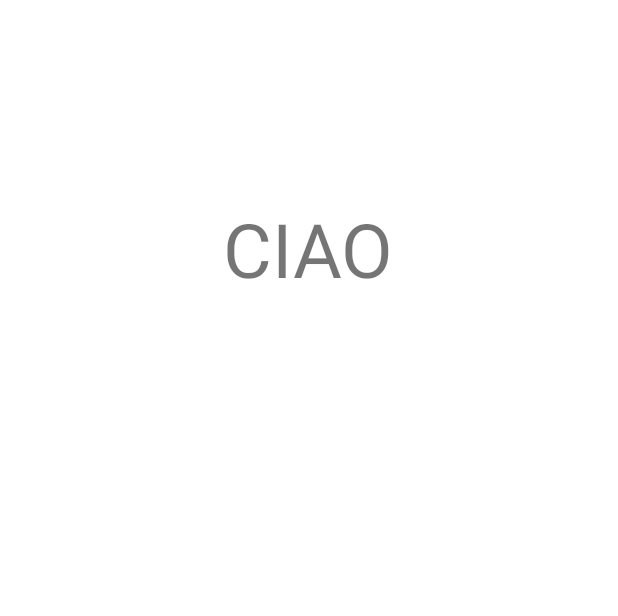
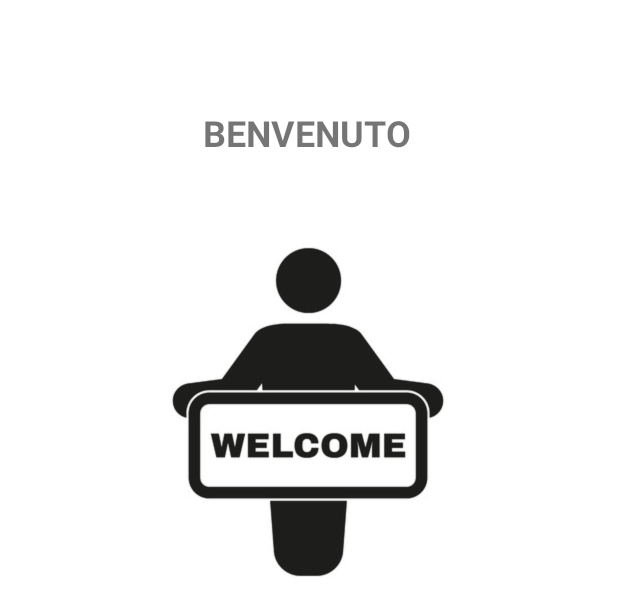
Before and after one commit to marco-carioti/LoginModis, an Android app: the layout activity_2.xml on its own in the app's theme, with its tools: preview values and no code run, on a phone screen of 412 x 824 dp. Shown: the top 616 px of the screen. Run offline under Robolectric (Android 15) with nearby library versions, the phone set to English and light mode, and no system bars.

Commit message:
Login modifica

```diff
--- a/app/src/main/java/com/example/loginmodis/MainActivity.kt
+++ b/app/src/main/java/com/example/loginmodis/MainActivity.kt
@@ -3,7 +3,12 @@ package com.example.loginmodis
 import android.content.Intent
 import androidx.appcompat.app.AppCompatActivity
 import android.os.Bundle
+import android.widget.EditText
 import com.example.loginmodis.databinding.ActivityMainBinding
+import android.R
+import android.view.View
+import android.widget.Toast
+
 
 class MainActivity : AppCompatActivity() {
     lateinit var binding: ActivityMainBinding
@@ -18,8 +23,9 @@ class MainActivity : AppCompatActivity() {
                 val intent1 = Intent(this,Activity2::class.java)
                 var username1 = "Marco"
                 var password1 = "123"
-                if(username1.equals(R.id.username)&&(password1.equals(R.id.password)))
+                if(username1.equals(binding.username.text.toString())&&(password1.equals(binding.password.text.toString()))) {
                     startActivity(intent1)
+                }else(Toast.makeText(this,"Username o Password errati", Toast.LENGTH_LONG).show())
             }
 
         }
--- a/app/src/main/res/layout/activity_2.xml
+++ b/app/src/main/res/layout/activity_2.xml
@@ -7,14 +7,30 @@
     tools:context=".Activity2">
 
     <TextView
+        android:id="@+id/textView"
         android:layout_width="wrap_content"
         android:layout_height="wrap_content"
-        android:layout_marginTop="132dp"
-        android:text="CIAO"
-        android:textSize="50dp"
+        android:layout_marginTop="72dp"
+        android:text="BENVENUTO"
+        android:textSize="24dp"
+        android:textStyle="bold"
         app:layout_constraintEnd_toEndOf="parent"
-        app:layout_constraintHorizontal_bias="0.498"
+        app:layout_constraintHorizontal_bias="0.496"
         app:layout_constraintStart_toStartOf="parent"
         app:layout_constraintTop_toTopOf="parent"></TextView>
 
+    <ImageView
+        android:layout_width="300dp"
+        android:layout_height="300dp"
+        android:src="@drawable/welcome"
+        app:layout_constraintBottom_toBottomOf="parent"
+        app:layout_constraintEnd_toEndOf="parent"
+        app:layout_constraintHorizontal_bias="0.495"
+        app:layout_constraintStart_toStartOf="parent"
+        app:layout_constraintTop_toBottomOf="@+id/textView"
+        app:layout_constraintVertical_bias="0.048"
+        ></ImageView>
+
+
+
 </androidx.constraintlayout.widget.ConstraintLayout>
```
Also changed, not shown: app/src/main/res/drawable-v24/welcome.png (added).
